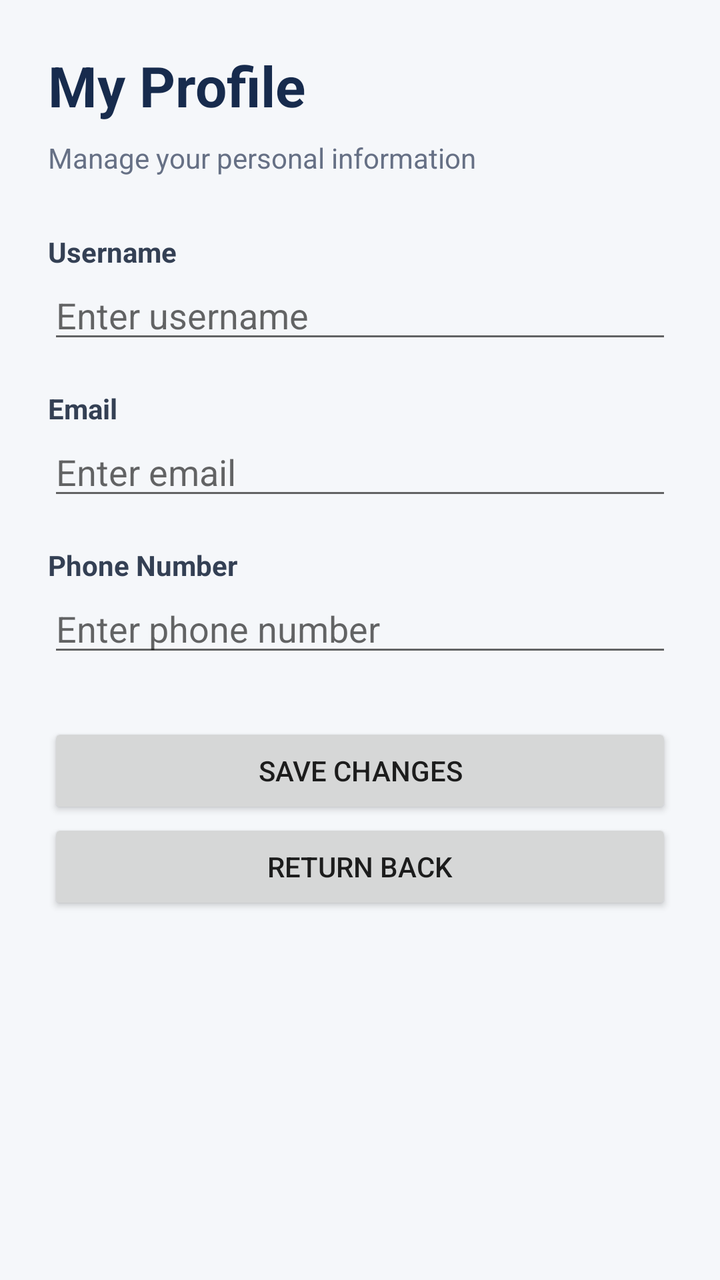
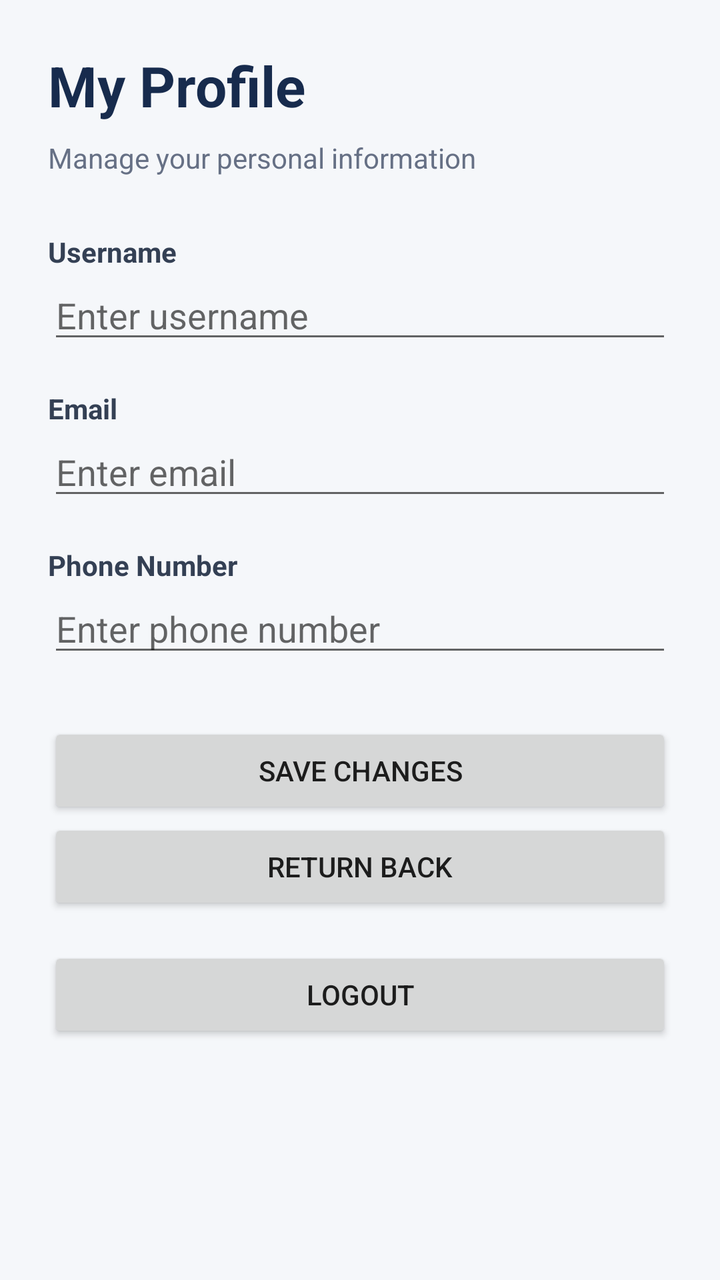

Compare the two renders of this Android layout. The source of the first and the diff that turns it into the second are given below.
<!-- AndroidManifest.xml: application theme Theme.FlightSystem -->
<!-- res/layout/activity_profile.xml -->
<ScrollView xmlns:android="http://schemas.android.com/apk/res/android"
    android:layout_width="match_parent"
    android:layout_height="match_parent"
    android:background="#F5F7FA"
    android:fillViewport="true">

    <LinearLayout
        android:layout_width="match_parent"
        android:layout_height="wrap_content"
        android:orientation="vertical"
        android:padding="24dp">

        <TextView
            android:layout_width="match_parent"
            android:layout_height="wrap_content"
            android:text="My Profile"
            android:textSize="28sp"
            android:textStyle="bold"
            android:textColor="#172B4D"
            android:layout_marginBottom="8dp" />

        <TextView
            android:layout_width="match_parent"
            android:layout_height="wrap_content"
            android:text="Manage your personal information"
            android:textSize="14sp"
            android:textColor="#667085"
            android:layout_marginBottom="28dp" />

        <TextView
            android:layout_width="match_parent"
            android:layout_height="wrap_content"
            android:text="Username"
            android:textStyle="bold"
            android:textColor="#344054" />

        <EditText
            android:id="@+id/etUsername"
            android:layout_width="match_parent"
            android:layout_height="wrap_content"
            android:hint="Enter username"
            android:inputType="text"
            android:singleLine="true"
            android:layout_marginBottom="18dp" />

        <TextView
            android:layout_width="match_parent"
            android:layout_height="wrap_content"
            android:text="Email"
            android:textStyle="bold"
            android:textColor="#344054" />

        <EditText
            android:id="@+id/etEmail"
            android:layout_width="match_parent"
            android:layout_height="wrap_content"
            android:hint="Enter email"
            android:inputType="textEmailAddress"
            android:singleLine="true"
            android:layout_marginBottom="18dp" />

        <TextView
            android:layout_width="match_parent"
            android:layout_height="wrap_content"
            android:text="Phone Number"
            android:textStyle="bold"
            android:textColor="#344054" />

        <EditText
            android:id="@+id/etPhone"
            android:layout_width="match_parent"
            android:layout_height="wrap_content"
            android:hint="Enter phone number"
            android:inputType="phone"
            android:singleLine="true"
            android:layout_marginBottom="28dp" />

        <Button
            android:id="@+id/btnSaveProfile"
            android:layout_width="match_parent"
            android:layout_height="wrap_content"
            android:text="Save Changes" />

        <Button
            android:id="@+id/btnBack"
            android:layout_width="match_parent"
            android:layout_height="wrap_content"
            android:text="Return Back" />

        <TextView
            android:id="@+id/tvProfileMessage"
            android:layout_width="match_parent"
            android:layout_height="wrap_content"
            android:gravity="center"
            android:textSize="14sp"
            android:layout_marginTop="16dp" />

    </LinearLayout>

</ScrollView>
<!-- resources referenced by this layout -->
<resources>
  <style name="Theme.FlightSystem" parent="android:Theme.Material.Light.NoActionBar" />
</resources>

<!-- the commit's change to res/layout/activity_profile.xml (unified diff, before → after) -->
@@ -87,6 +87,13 @@
             android:layout_height="wrap_content"
             android:text="Return Back" />
 
+        <Button
+            android:id="@+id/btnLogout"
+            android:layout_width="match_parent"
+            android:layout_height="wrap_content"
+            android:layout_marginTop="16dp"
+            android:text="Logout" />
+
         <TextView
             android:id="@+id/tvProfileMessage"
             android:layout_width="match_parent"
